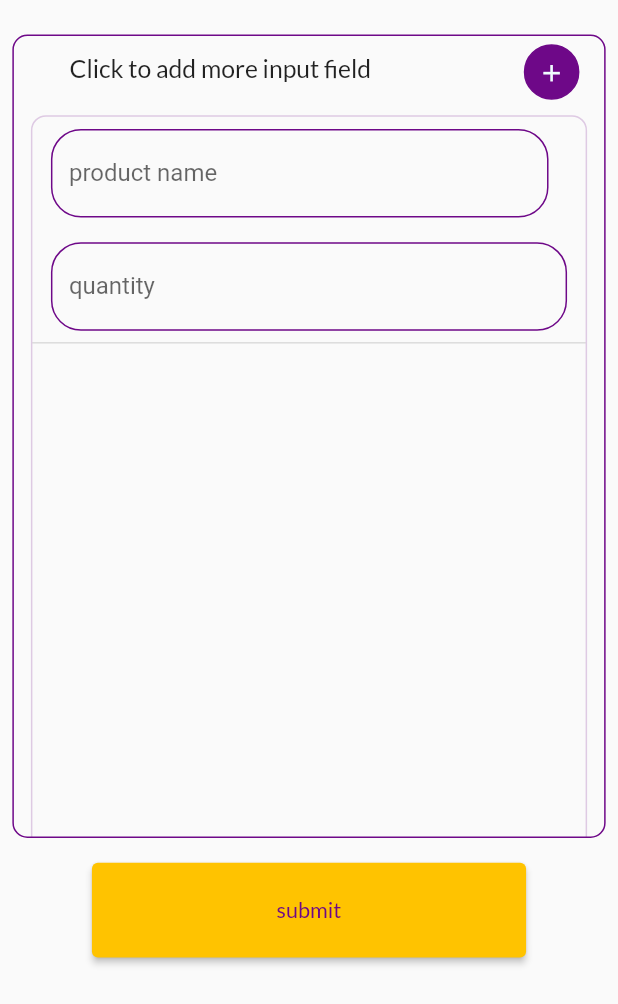
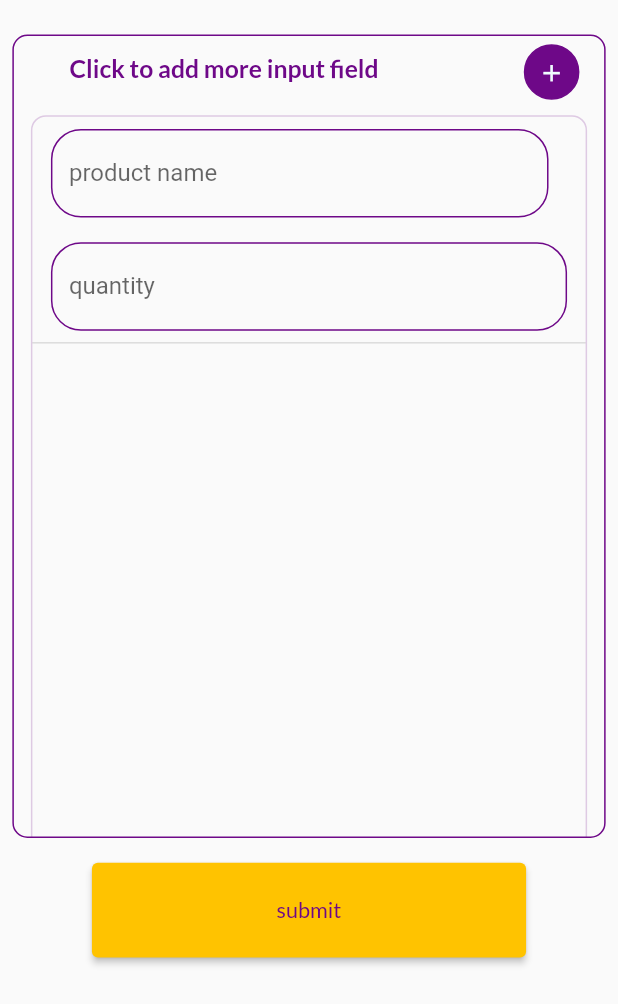
Before and after one commit to ampaignitious/crm, a Flutter app: the ProductSalesForm screen opened directly, on a phone screen of 412 x 824 dp. Shown: the top 1004 px of the screen. Run offline on Flutter 3.47's test engine with Material 2 defaults, Android fonts, the phone set to English and light mode, and no system bars; our stand-ins replace google_fonts, location, lottie.

Commit message:
finshed the product sales page

```diff
--- a/lib/Widgets/SalesScreenWidgets/ProductSalesForm.dart
+++ b/lib/Widgets/SalesScreenWidgets/ProductSalesForm.dart
@@ -51,6 +51,8 @@ class _ProductSalesFormState extends State<ProductSalesForm> {
                             Padding(
                               padding: EdgeInsets.only(left:size.width*0.09),
                               child: Text("Click to add more input field", style: GoogleFonts.lato(
+                                fontWeight: FontWeight.bold,
+                                color: AppColors.contentColorPurple,
                                 fontSize: size.width*0.04
                               ),),
                             ),
--- a/lib/Widgets/VisitScreenWidgets/BusinessMappingForm.dart
+++ b/lib/Widgets/VisitScreenWidgets/BusinessMappingForm.dart
@@ -10,8 +10,7 @@ class BusinessMappingForm extends StatefulWidget {
 }
 
 class _BusinessMappingFormState extends State<BusinessMappingForm> {
-  @override
-//
+  //
 TextEditingController _gpsLocationController = TextEditingController();
   Location location = Location();
 
```
Also changed, not shown: lib/Screens/Targets.dart (+2 -10 lines).
